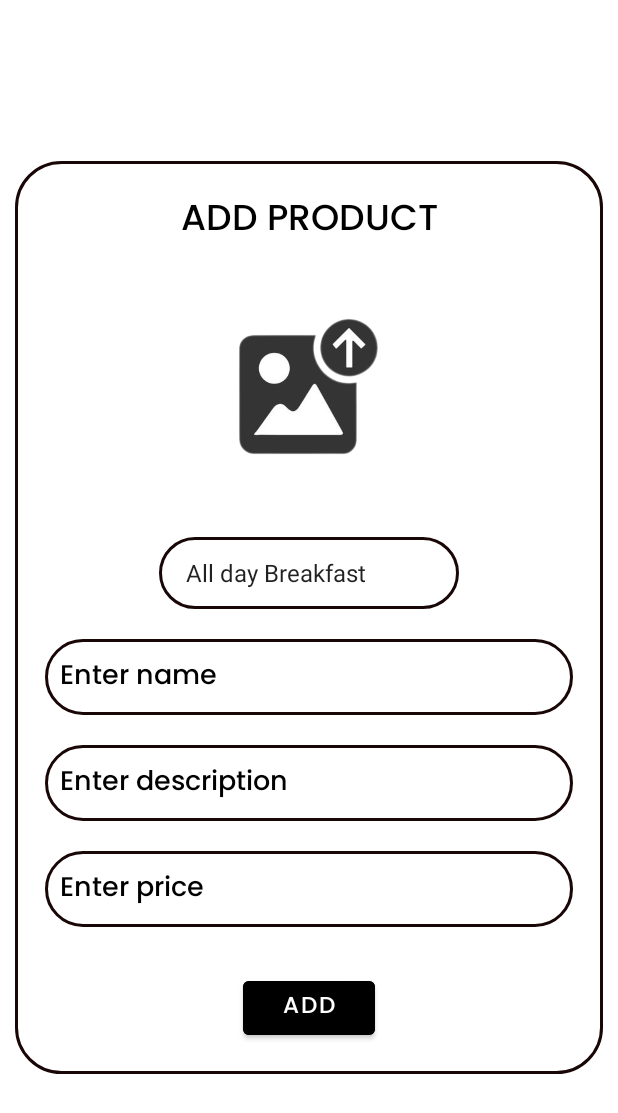
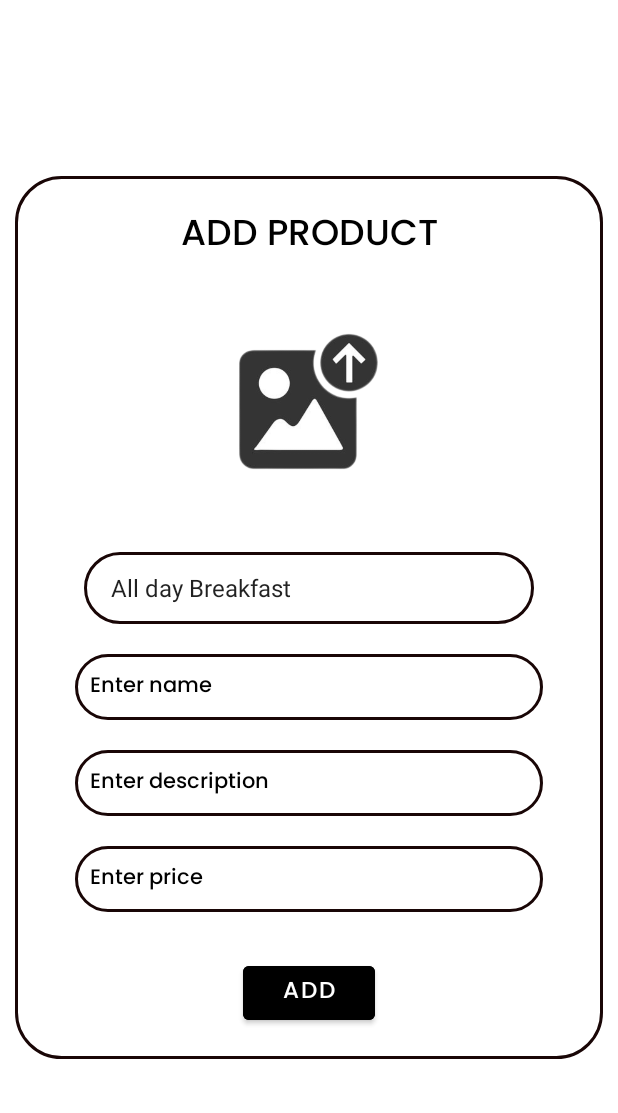
Before and after one commit to chrstntrl/DCA-Signature, an Android app: the adminAdd screen opened directly, with no data from a screen before it, on a phone screen of 412 x 824 dp. Shown: the top 1113 px of the screen. Run offline under Robolectric (Android 15) with nearby library versions, the phone set to English and light mode, and no system bars; our stand-ins replace Firebase (no records; nobody signed in at launch, a user with empty details on screens opened directly).

```diff
--- a/app/src/main/AndroidManifest.xml
+++ b/app/src/main/AndroidManifest.xml
@@ -1,6 +1,6 @@
 <?xml version="1.0" encoding="utf-8"?>
 <manifest xmlns:android="http://schemas.android.com/apk/res/android"
-    xmlns:tools="http://schemas.android.com/tools">
+    xmlns:tools="http://schemas.android.com/tools" >
 
     <application
         android:allowBackup="true"
@@ -10,7 +10,7 @@
         android:label="@string/app_name"
         android:supportsRtl="true"
         android:theme="@style/Theme.Dca"
-        tools:targetApi="31">
+        tools:targetApi="31" >
         <activity
             android:name=".orderActivity"
             android:exported="false" />
@@ -53,7 +53,7 @@
         <activity
             android:name=".Splashscreen"
             android:exported="true"
-            android:theme="@style/SplashScreen">
+            android:theme="@style/SplashScreen" >
             <intent-filter>
                 <action android:name="android.intent.action.MAIN" />
 
--- a/app/src/main/res/layout/activity_admin_add.xml
+++ b/app/src/main/res/layout/activity_admin_add.xml
@@ -38,7 +38,7 @@
 
         <Spinner
             android:id="@+id/spinner"
-            android:layout_width="200dp"
+            android:layout_width="300dp"
             android:layout_height="wrap_content"
             android:layout_gravity="center"
             android:layout_marginStart="20dp"
@@ -55,9 +55,9 @@
             android:id="@+id/uploadName"
             android:layout_width="match_parent"
             android:layout_height="wrap_content"
-            android:layout_marginStart="20dp"
+            android:layout_marginStart="40dp"
             android:layout_marginTop="10dp"
-            android:layout_marginEnd="20dp"
+            android:layout_marginEnd="40dp"
             android:layout_marginBottom="10dp"
             android:background="@drawable/brown_border"
             android:fontFamily="@font/pop"
@@ -67,15 +67,15 @@
             android:padding="10dp"
             android:textColor="@color/black"
             android:textColorHint="@color/black"
-            android:textSize="18dp" />
+            android:textSize="14dp" />
 
         <EditText
             android:id="@+id/uploadDesc"
             android:layout_width="match_parent"
             android:layout_height="wrap_content"
-            android:layout_marginStart="20dp"
+            android:layout_marginStart="40dp"
             android:layout_marginTop="10dp"
-            android:layout_marginEnd="20dp"
+            android:layout_marginEnd="40dp"
             android:layout_marginBottom="10dp"
             android:background="@drawable/brown_border"
             android:fontFamily="@font/pop"
@@ -85,15 +85,15 @@
             android:padding="10dp"
             android:textColor="@color/black"
             android:textColorHint="@color/black"
-            android:textSize="18dp" />
+            android:textSize="14dp" />
 
         <EditText
             android:id="@+id/uploadPrice"
             android:layout_width="match_parent"
             android:layout_height="wrap_content"
-            android:layout_marginStart="20dp"
+            android:layout_marginStart="40dp"
             android:layout_marginTop="10dp"
-            android:layout_marginEnd="20dp"
+            android:layout_marginEnd="40dp"
             android:layout_marginBottom="10dp"
             android:background="@drawable/brown_border"
             android:fontFamily="@font/pop"
@@ -103,7 +103,7 @@
             android:padding="10dp"
             android:textColor="@color/black"
             android:textColorHint="@color/black"
-            android:textSize="18dp" />
+            android:textSize="14dp" />
 
         <Button
             android:id="@+id/btnadd"
@@ -115,7 +115,8 @@
             android:fontFamily="@font/pop"
             android:text="ADD"
             android:textColor="@color/white"
-            android:textSize="15dp" />
+            android:textSize="15dp"
+            tools:ignore="TextSizeCheck" />
 
     </LinearLayout>
 </RelativeLayout>
--- a/app/src/main/res/values/themes.xml
+++ b/app/src/main/res/values/themes.xml
@@ -31,8 +31,5 @@
     <style name="CardBackground"><item name="android:background">@color/white</item></style>
     <style name="TextColor"><item name="android:textColor">@color/black</item></style>
 
-    <style name="CustomCheckboxStyle" parent="@android:style/Widget.CompoundButton.CheckBox">
-        <item name="android:buttonTint">@color/custom_checkbox_color</item>
-    </style>
 
 </resources>
```
